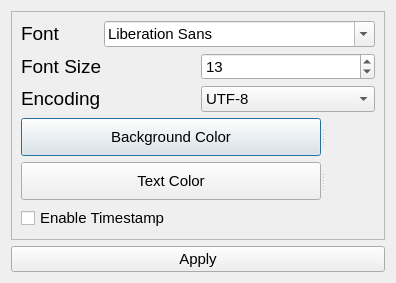
Before: the Qt Designer form assets/UI/terminal_settings.ui in FathiMahdi/ZoulTerm, drawn with Qt 5.
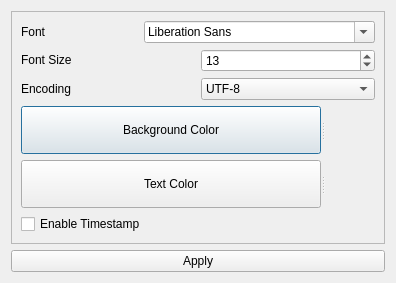
After: the same form once the commit is applied. Icons and pictures are not drawn.

What changed in the file:
```diff
--- a/assets/UI/terminal_settings.ui
+++ b/assets/UI/terminal_settings.ui
@@ -30,7 +30,7 @@
   </property>
   <property name="font">
    <font>
-    <pointsize>11</pointsize>
+    <pointsize>9</pointsize>
    </font>
   </property>
   <property name="windowTitle">
@@ -73,7 +73,7 @@
         <item>
          <widget class="QLabel" name="label_2">
           <property name="text">
-           <string>&lt;html&gt;&lt;head/&gt;&lt;body&gt;&lt;p&gt;&lt;span style=&quot; font-size:14pt;&quot;&gt;Font&lt;/span&gt;&lt;/p&gt;&lt;/body&gt;&lt;/html&gt;</string>
+           <string>&lt;html&gt;&lt;head/&gt;&lt;body&gt;&lt;p&gt;Font&lt;/p&gt;&lt;/body&gt;&lt;/html&gt;</string>
           </property>
          </widget>
         </item>
@@ -87,7 +87,7 @@
         <item>
          <widget class="QLabel" name="label_3">
           <property name="text">
-           <string>&lt;html&gt;&lt;head/&gt;&lt;body&gt;&lt;p&gt;&lt;span style=&quot; font-size:14pt;&quot;&gt;Font Size&lt;/span&gt;&lt;/p&gt;&lt;/body&gt;&lt;/html&gt;</string>
+           <string>&lt;html&gt;&lt;head/&gt;&lt;body&gt;&lt;p&gt;Font Size&lt;/p&gt;&lt;/body&gt;&lt;/html&gt;</string>
           </property>
          </widget>
         </item>
@@ -105,7 +105,7 @@
         <item>
          <widget class="QLabel" name="label_4">
           <property name="text">
-           <string>&lt;html&gt;&lt;head/&gt;&lt;body&gt;&lt;p&gt;&lt;span style=&quot; font-size:14pt;&quot;&gt;Encoding&lt;/span&gt;&lt;/p&gt;&lt;/body&gt;&lt;/html&gt;</string>
+           <string>&lt;html&gt;&lt;head/&gt;&lt;body&gt;&lt;p&gt;Encoding&lt;/p&gt;&lt;/body&gt;&lt;/html&gt;</string>
           </property>
          </widget>
         </item>
```
